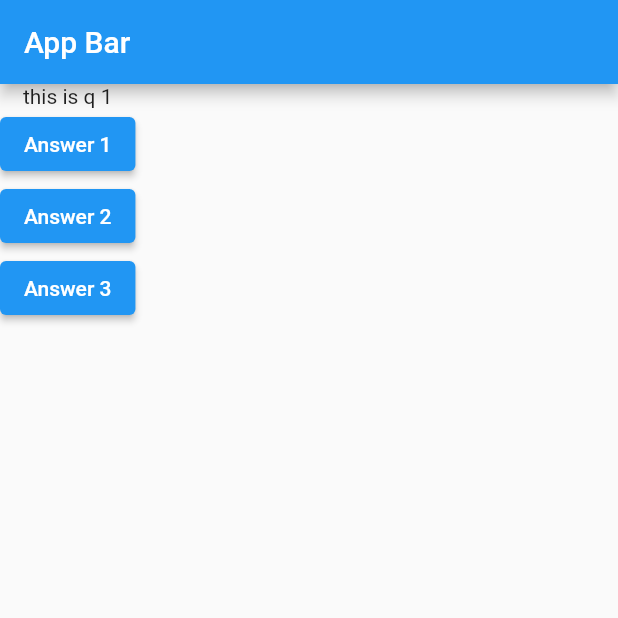
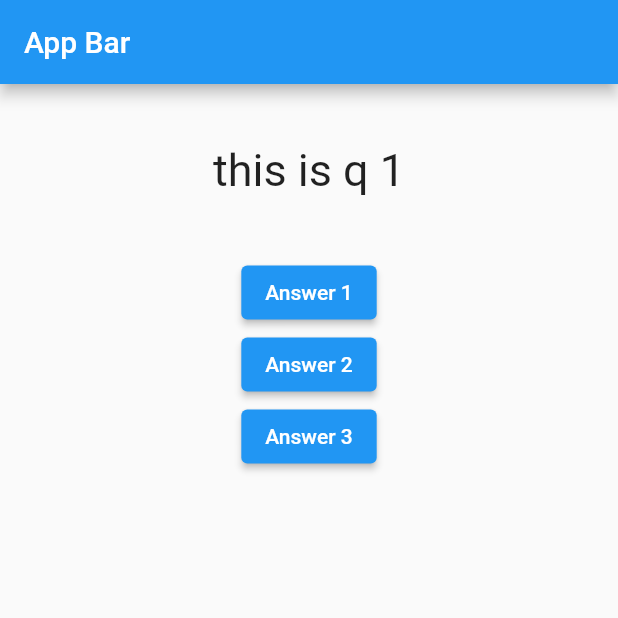
Before and after one commit to himanshurahi/Flutter, a Flutter app: the screen it shows after launch, on a phone screen of 412 x 824 dp, the top half of it. Run offline on Flutter 3.47's test engine with Material 2 defaults, Android fonts, the phone set to English and light mode, and no system bars.

Commit message:
Added Styles

```diff
--- a/lib/question.dart
+++ b/lib/question.dart
@@ -7,6 +7,13 @@ class Question extends StatelessWidget {
 
   @override
   Widget build(BuildContext context) {
-    return Text(questionText);
+    return Container(
+        width: double.infinity,
+        margin: EdgeInsets.all(40),
+        child: Text(
+          questionText,
+          style: TextStyle(fontSize: 30),
+          textAlign: TextAlign.center,
+        ));
   }
 }
```
